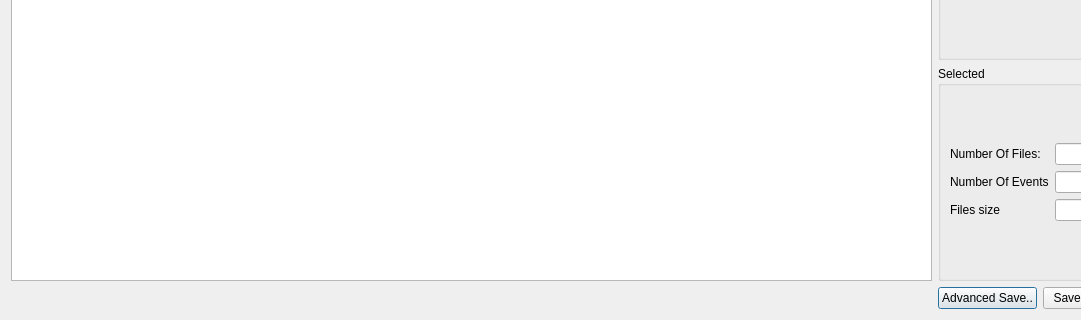
The window that LHCbDIRAC/BookkeepingSystem/Gui/Widget/FileDialog.ui (antolu/LHCbDIRAC) describes before a commit, drawn with Qt 5; both pictures show x 0 to 1081 and y 417 to 737 of the 1234 by 737 pixel window.
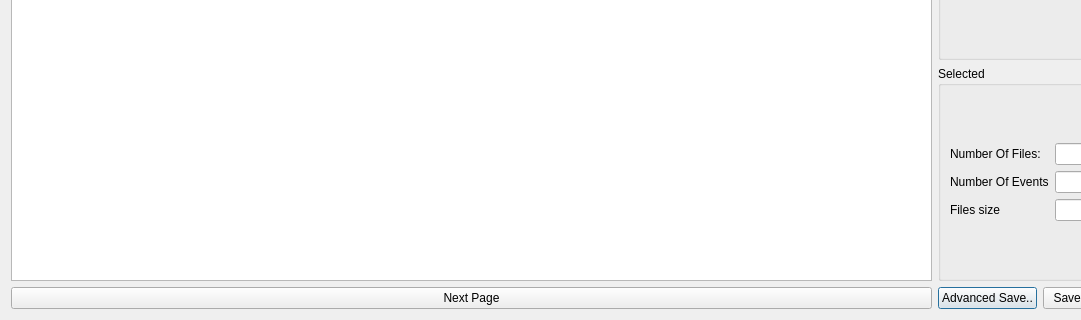
The same window after the commit.

What changed in the file:
```diff
--- a/LHCbDIRAC/BookkeepingSystem/Gui/Widget/FileDialog.ui
+++ b/LHCbDIRAC/BookkeepingSystem/Gui/Widget/FileDialog.ui
@@ -265,27 +265,34 @@
      </layout>
     </widget>
    </item>
-   <item row="3" column="1" >
+   <item row="4" column="1" >
     <widget class="QPushButton" name="advancedSave" >
      <property name="text" >
       <string>Advanced Save..</string>
      </property>
     </widget>
    </item>
-   <item row="3" column="2" >
+   <item row="4" column="2" >
     <widget class="QPushButton" name="saveButton" >
      <property name="text" >
       <string>Save Files...</string>
      </property>
     </widget>
    </item>
-   <item row="3" column="3" >
+   <item row="4" column="3" >
     <widget class="QPushButton" name="closeButton" >
      <property name="text" >
       <string>Close</string>
      </property>
     </widget>
    </item>
+   <item row="4" column="0" >
+    <widget class="QPushButton" name="nextButton" >
+     <property name="text" >
+      <string>Next Page</string>
+     </property>
+    </widget>
+   </item>
   </layout>
  </widget>
  <resources/>
```
